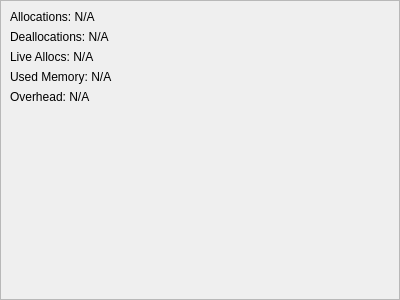
Old version of the form Projects/Inspector/MemoryWidget.ui in the repository ezEngine/ezEngine.
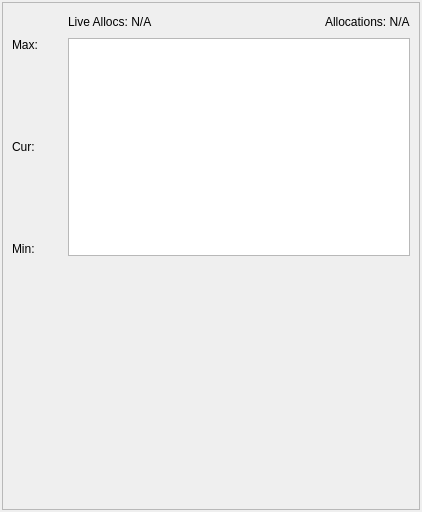
New version of the form.

The edit to the form file:
```diff
--- a/Projects/Inspector/MemoryWidget.ui
+++ b/Projects/Inspector/MemoryWidget.ui
@@ -6,8 +6,8 @@
    <rect>
     <x>0</x>
     <y>0</y>
-    <width>400</width>
-    <height>300</height>
+    <width>422</width>
+    <height>512</height>
    </rect>
   </property>
   <property name="features">
@@ -24,17 +24,8 @@
     <property name="spacing">
      <number>0</number>
     </property>
-    <property name="leftMargin">
-     <number>0</number>
-    </property>
-    <property name="topMargin">
-     <number>0</number>
-    </property>
-    <property name="rightMargin">
-     <number>0</number>
-    </property>
-    <property name="bottomMargin">
-     <number>0</number>
+    <property name="margin">
+     <number>2</number>
     </property>
     <item>
      <widget class="QFrame" name="frame">
@@ -44,21 +35,71 @@
       <property name="frameShadow">
        <enum>QFrame::Plain</enum>
       </property>
+      <layout class="QVBoxLayout" name="verticalLayout_2">
+       <item>
+        <layout class="QGridLayout" name="gridLayout">
+         <item row="1" column="1">
+          <widget class="QGraphicsView" name="UsedMemoryView"/>
+         </item>
+         <item row="1" column="0">
       <layout class="QVBoxLayout" name="verticalLayout">
        <item>
-        <widget class="QLabel" name="LabelNumAllocs">
+            <widget class="QLabel" name="LabelMaxMemory">
          <property name="text">
-          <string>Allocations: N/A</string>
+              <string>Max:</string>
          </property>
         </widget>
        </item>
        <item>
-        <widget class="QLabel" name="LabelNumDeallocs">
+            <spacer name="verticalSpacer">
+             <property name="orientation">
+              <enum>Qt::Vertical</enum>
+             </property>
+             <property name="sizeHint" stdset="0">
+              <size>
+               <width>20</width>
+               <height>40</height>
+              </size>
+             </property>
+            </spacer>
+           </item>
+           <item>
+            <widget class="QLabel" name="LabelCurMemory">
          <property name="text">
-          <string>Deallocations: N/A</string>
+              <string>Cur:</string>
          </property>
         </widget>
        </item>
+           <item>
+            <spacer name="verticalSpacer_2">
+             <property name="orientation">
+              <enum>Qt::Vertical</enum>
+             </property>
+             <property name="sizeHint" stdset="0">
+              <size>
+               <width>20</width>
+               <height>40</height>
+              </size>
+             </property>
+            </spacer>
+           </item>
+           <item>
+            <widget class="QLabel" name="LabelMinMemory">
+             <property name="minimumSize">
+              <size>
+               <width>50</width>
+               <height>0</height>
+              </size>
+             </property>
+             <property name="text">
+              <string>Min:</string>
+             </property>
+            </widget>
+           </item>
+          </layout>
+         </item>
+         <item row="0" column="1">
+          <layout class="QHBoxLayout" name="horizontalLayout_2">
        <item>
         <widget class="QLabel" name="LabelNumLiveAllocs">
          <property name="text">
@@ -67,18 +108,28 @@
         </widget>
        </item>
        <item>
-        <widget class="QLabel" name="LabelUsedMemory">
-         <property name="text">
-          <string>Used Memory: N/A</string>
-         </property>
-        </widget>
+            <spacer name="horizontalSpacer">
+             <property name="orientation">
+              <enum>Qt::Horizontal</enum>
+             </property>
+             <property name="sizeHint" stdset="0">
+              <size>
+               <width>40</width>
+               <height>20</height>
+              </size>
+             </property>
+            </spacer>
        </item>
        <item>
-        <widget class="QLabel" name="LabelMemoryOverhead">
+            <widget class="QLabel" name="LabelNumAllocs">
          <property name="text">
-          <string>Overhead: N/A</string>
-         </property>
-        </widget>
+              <string>Allocations: N/A</string>
+             </property>
+            </widget>
+           </item>
+          </layout>
+         </item>
+        </layout>
        </item>
        <item>
         <spacer name="verticalSpacer_3">
```
Left out of the diff: 2 changed lines with no effect on the pictures. Lines whose indentation alone changed are shown as unchanged.
